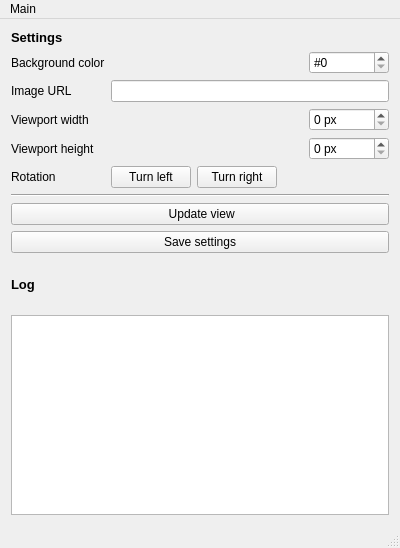
etnmich/img-viewer-alpha, file mainwindow.ui: the form before one commit.
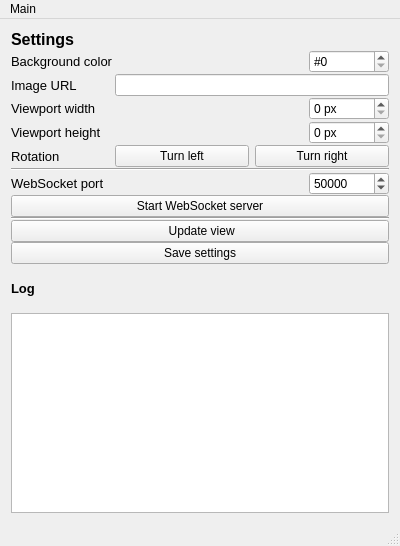
The form after the commit.

Commit message: Removed some things that were redundant, plus made a working userscript to show images!

```diff
--- a/mainwindow.ui
+++ b/mainwindow.ui
@@ -7,7 +7,7 @@
     <x>0</x>
     <y>0</y>
     <width>400</width>
-    <height>548</height>
+    <height>546</height>
    </rect>
   </property>
   <property name="sizePolicy">
@@ -36,27 +36,150 @@
     </sizepolicy>
    </property>
    <layout class="QVBoxLayout" name="verticalLayout_2">
+    <property name="spacing">
+     <number>1</number>
+    </property>
+    <property name="sizeConstraint">
+     <enum>QLayout::SetNoConstraint</enum>
+    </property>
     <item>
      <layout class="QVBoxLayout" name="verticalLayout">
+      <property name="spacing">
+       <number>0</number>
+      </property>
       <property name="sizeConstraint">
        <enum>QLayout::SetMinimumSize</enum>
       </property>
       <item>
-       <layout class="QFormLayout" name="formLayout">
+       <layout class="QGridLayout" name="gridLayout">
         <property name="sizeConstraint">
-         <enum>QLayout::SetMinimumSize</enum>
+         <enum>QLayout::SetDefaultConstraint</enum>
         </property>
-        <property name="fieldGrowthPolicy">
-         <enum>QFormLayout::ExpandingFieldsGrow</enum>
+        <property name="spacing">
+         <number>1</number>
         </property>
-        <property name="formAlignment">
-         <set>Qt::AlignLeading|Qt::AlignLeft|Qt::AlignVCenter</set>
-        </property>
+        <item row="4" column="0">
+         <widget class="QLabel" name="label_4">
+          <property name="font">
+           <font>
+            <pointsize>10</pointsize>
+           </font>
+          </property>
+          <property name="text">
+           <string>Viewport height</string>
+          </property>
+         </widget>
+        </item>
+        <item row="5" column="0">
+         <widget class="QLabel" name="label_6">
+          <property name="font">
+           <font>
+            <pointsize>10</pointsize>
+           </font>
+          </property>
+          <property name="text">
+           <string>Rotation</string>
+          </property>
+         </widget>
+        </item>
+        <item row="7" column="1">
+         <layout class="QHBoxLayout" name="horizontalLayout_5">
+          <item>
+           <spacer name="horizontalSpacer_4">
+            <property name="orientation">
+             <enum>Qt::Horizontal</enum>
+            </property>
+            <property name="sizeHint" stdset="0">
+             <size>
+              <width>40</width>
+              <height>20</height>
+             </size>
+            </property>
+           </spacer>
+          </item>
+          <item>
+           <widget class="QSpinBox" name="wsPort">
+            <property name="minimumSize">
+             <size>
+              <width>80</width>
+              <height>0</height>
+             </size>
+            </property>
+            <property name="minimum">
+             <number>1024</number>
+            </property>
+            <property name="maximum">
+             <number>65535</number>
+            </property>
+            <property name="value">
+             <number>50000</number>
+            </property>
+           </widget>
+          </item>
+         </layout>
+        </item>
+        <item row="4" column="1">
+         <layout class="QHBoxLayout" name="horizontalLayout">
+          <item>
+           <spacer name="horizontalSpacer">
+            <property name="orientation">
+             <enum>Qt::Horizontal</enum>
+            </property>
+            <property name="sizeHint" stdset="0">
+             <size>
+              <width>40</width>
+              <height>20</height>
+             </size>
+            </property>
+           </spacer>
+          </item>
+          <item>
+           <widget class="QSpinBox" name="wpHeight">
+            <property name="minimumSize">
+             <size>
+              <width>80</width>
+              <height>0</height>
+             </size>
+            </property>
+            <property name="layoutDirection">
+             <enum>Qt::LeftToRight</enum>
+            </property>
+            <property name="suffix">
+             <string> px</string>
+            </property>
+            <property name="minimum">
+             <number>0</number>
+            </property>
+            <property name="maximum">
+             <number>10000</number>
+            </property>
+            <property name="value">
+             <number>0</number>
+            </property>
+            <property name="displayIntegerBase">
+             <number>10</number>
+            </property>
+           </widget>
+          </item>
+         </layout>
+        </item>
+        <item row="1" column="0">
+         <widget class="QLabel" name="label_2">
+          <property name="font">
+           <font>
+            <pointsize>10</pointsize>
+           </font>
+          </property>
+          <property name="text">
+           <string>Background color</string>
+          </property>
+         </widget>
+        </item>
         <item row="0" column="0">
          <widget class="QLabel" name="label">
           <property name="font">
            <font>
-            <pointsize>10</pointsize>
+            <pointsize>12</pointsize>
             <weight>75</weight>
             <bold>true</bold>
            </font>
@@ -66,10 +189,45 @@
           </property>
          </widget>
         </item>
-        <item row="1" column="0">
-         <widget class="QLabel" name="label_2">
+        <item row="2" column="0">
+         <widget class="QLabel" name="label_3">
+          <property name="font">
+           <font>
+            <pointsize>10</pointsize>
+           </font>
+          </property>
           <property name="text">
-           <string>Background color</string>
+           <string>Image URL</string>
+          </property>
+         </widget>
+        </item>
+        <item row="5" column="1">
+         <layout class="QHBoxLayout" name="horizontalLayout_4">
+          <item>
+           <widget class="QPushButton" name="turnLeftButton">
+            <property name="text">
+             <string>Turn left</string>
+            </property>
+           </widget>
+          </item>
+          <item>
+           <widget class="QPushButton" name="turnRightButton">
+            <property name="text">
+             <string>Turn right</string>
+            </property>
+           </widget>
+          </item>
+         </layout>
+        </item>
+        <item row="7" column="0">
+         <widget class="QLabel" name="label_7">
+          <property name="font">
+           <font>
+            <pointsize>10</pointsize>
+           </font>
+          </property>
+          <property name="text">
+           <string>WebSocket port</string>
           </property>
          </widget>
         </item>
@@ -118,10 +276,15 @@
           </item>
          </layout>
         </item>
-        <item row="2" column="0">
-         <widget class="QLabel" name="label_3">
+        <item row="3" column="0">
+         <widget class="QLabel" name="label_5">
+          <property name="font">
+           <font>
+            <pointsize>10</pointsize>
+           </font>
+          </property>
           <property name="text">
-           <string>Image URL</string>
+           <string>Viewport width</string>
           </property>
          </widget>
         </item>
@@ -132,13 +295,6 @@
           </property>
          </widget>
         </item>
-        <item row="3" column="0">
-         <widget class="QLabel" name="label_5">
-          <property name="text">
-           <string>Viewport width</string>
-          </property>
-         </widget>
-        </item>
         <item row="3" column="1">
          <layout class="QHBoxLayout" name="horizontalLayout_2">
           <item>
@@ -172,87 +328,24 @@
           </item>
          </layout>
         </item>
-        <item row="4" column="0">
-         <widget class="QLabel" name="label_4">
-          <property name="text">
-           <string>Viewport height</string>
+        <item row="6" column="0" colspan="2">
+         <widget class="Line" name="line_3">
+          <property name="orientation">
+           <enum>Qt::Horizontal</enum>
           </property>
          </widget>
         </item>
-        <item row="4" column="1">
-         <layout class="QHBoxLayout" name="horizontalLayout">
-          <item>
-           <spacer name="horizontalSpacer">
-            <property name="orientation">
-             <enum>Qt::Horizontal</enum>
-            </property>
-            <property name="sizeHint" stdset="0">
-             <size>
-              <width>40</width>
-              <height>20</height>
-             </size>
-            </property>
-           </spacer>
-          </item>
-          <item>
-           <widget class="QSpinBox" name="wpHeight">
-            <property name="minimumSize">
-             <size>
-              <width>80</width>
-              <height>0</height>
-             </size>
-            </property>
-            <property name="layoutDirection">
-             <enum>Qt::LeftToRight</enum>
-            </property>
-            <property name="suffix">
-             <string> px</string>
-            </property>
-            <property name="minimum">
-             <number>0</number>
-            </property>
-            <property name="maximum">
-             <number>10000</number>
-            </property>
-            <property name="value">
-             <number>0</number>
-            </property>
-            <property name="displayIntegerBase">
-             <number>10</number>
-            </property>
-           </widget>
-          </item>
-         </layout>
-        </item>
-        <item row="5" column="0">
-         <widget class="QLabel" name="label_6">
-          <property name="text">
-           <string>Rotation</string>
-          </property>
-         </widget>
-        </item>
-        <item row="5" column="1">
-         <layout class="QHBoxLayout" name="horizontalLayout_4">
-          <item>
-           <widget class="QPushButton" name="turnLeftButton">
-            <property name="text">
-             <string>Turn left</string>
-            </property>
-           </widget>
-          </item>
-          <item>
-           <widget class="QPushButton" name="turnRightButton">
-            <property name="text">
-             <string>Turn right</string>
-            </property>
-           </widget>
-          </item>
-         </layout>
-        </item>
        </layout>
       </item>
       <item>
-       <widget class="Line" name="line">
+       <widget class="QPushButton" name="wsServerButton">
+        <property name="text">
+         <string>Start WebSocket server</string>
+        </property>
+       </widget>
+      </item>
+      <item>
+       <widget class="Line" name="line_2">
         <property name="orientation">
          <enum>Qt::Horizontal</enum>
         </property>
```
The commit also changes 11 other files.
